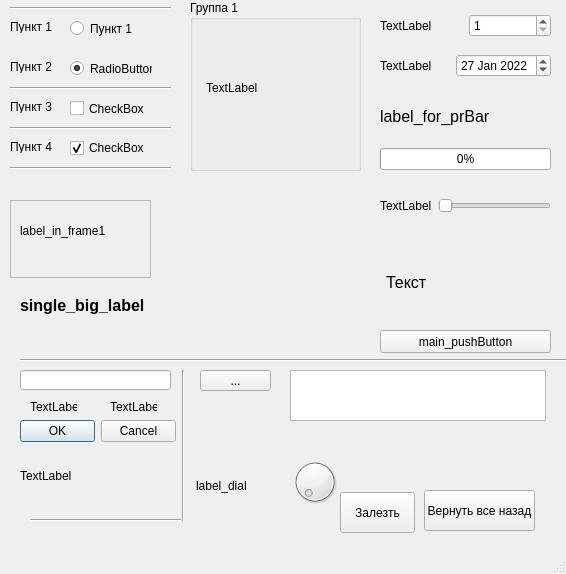
Qt form Python_bigtest_all.ui (RosNarodSport/LearningPython) before a commit.
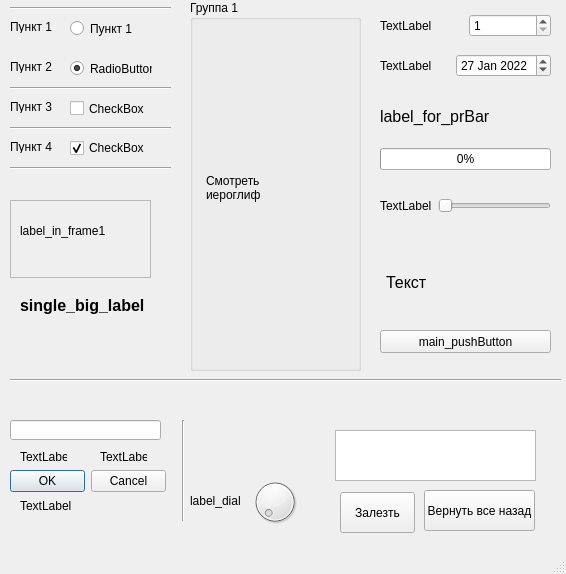
The same form after that commit. Icons and pictures are not drawn.

Commit message: Рабочая версия с показом одного элемента в окне с заданной задержкой. Что надо доработать - показ всех 7 элементов списка в одну колонку одновременно, потом через паузу - следующий набор

The edit to the form file:
```diff
--- a/Python_bigtest_all.ui
+++ b/Python_bigtest_all.ui
@@ -48,8 +48,8 @@
    <widget class="Line" name="line">
     <property name="geometry">
      <rect>
-      <x>20</x>
-      <y>350</y>
+      <x>10</x>
+      <y>370</y>
       <width>551</width>
       <height>20</height>
      </rect>
@@ -249,7 +249,7 @@
       <x>190</x>
       <y>0</y>
       <width>171</width>
-      <height>171</height>
+      <height>371</height>
      </rect>
     </property>
     <property name="title">
@@ -260,12 +260,13 @@
       <rect>
        <x>16</x>
        <y>22</y>
-       <width>131</width>
-       <height>131</height>
+       <width>141</width>
+       <height>331</height>
       </rect>
      </property>
      <property name="text">
-      <string>TextLabel</string>
+      <string>Смотреть 
+иероглиф</string>
      </property>
     </widget>
    </widget>
@@ -434,9 +435,9 @@
    <widget class="QLabel" name="label">
     <property name="geometry">
      <rect>
-      <x>190</x>
-      <y>180</y>
-      <width>191</width>
+      <x>340</x>
+      <y>370</y>
+      <width>201</width>
       <height>171</height>
      </rect>
     </property>
@@ -456,8 +457,8 @@
    <widget class="QDialogButtonBox" name="dialog_buttonBox_OK_Cancel">
     <property name="geometry">
      <rect>
-      <x>20</x>
-      <y>420</y>
+      <x>10</x>
+      <y>470</y>
       <width>156</width>
       <height>23</height>
      </rect>
@@ -472,8 +473,8 @@
    <widget class="QLabel" name="label_dialog_btnOK">
     <property name="geometry">
      <rect>
-      <x>30</x>
-      <y>400</y>
+      <x>20</x>
+      <y>450</y>
       <width>47</width>
       <height>13</height>
      </rect>
@@ -485,8 +486,8 @@
    <widget class="QLabel" name="label_dialog_btn_Cancel">
     <property name="geometry">
      <rect>
-      <x>110</x>
-      <y>400</y>
+      <x>100</x>
+      <y>450</y>
       <width>47</width>
       <height>13</height>
      </rect>
@@ -499,9 +500,9 @@
     <property name="geometry">
      <rect>
       <x>173</x>
-      <y>370</y>
+      <y>420</y>
       <width>20</width>
-      <height>151</height>
+      <height>101</height>
      </rect>
     </property>
     <property name="orientation">
@@ -526,25 +527,12 @@
      <string>Текст</string>
     </property>
    </widget>
-   <widget class="QToolButton" name="toolButton">
-    <property name="geometry">
-     <rect>
-      <x>200</x>
-      <y>370</y>
-      <width>71</width>
-      <height>21</height>
-     </rect>
-    </property>
-    <property name="text">
-     <string>...</string>
-    </property>
-   </widget>
    <widget class="QListView" name="listView">
     <property name="geometry">
      <rect>
-      <x>290</x>
-      <y>370</y>
-      <width>256</width>
+      <x>335</x>
+      <y>430</y>
+      <width>201</width>
       <height>51</height>
      </rect>
     </property>
@@ -552,8 +540,8 @@
    <widget class="QLineEdit" name="lineEdit">
     <property name="geometry">
      <rect>
-      <x>20</x>
-      <y>370</y>
+      <x>10</x>
+      <y>420</y>
       <width>151</width>
       <height>20</height>
      </rect>
@@ -563,7 +551,7 @@
     <property name="geometry">
      <rect>
       <x>20</x>
-      <y>460</y>
+      <y>490</y>
       <width>151</width>
       <height>31</height>
      </rect>
@@ -572,24 +560,11 @@
      <string>TextLabel</string>
     </property>
    </widget>
-   <widget class="Line" name="line_8">
-    <property name="geometry">
-     <rect>
-      <x>30</x>
-      <y>510</y>
-      <width>151</width>
-      <height>21</height>
-     </rect>
-    </property>
-    <property name="orientation">
-     <enum>Qt::Horizontal</enum>
-    </property>
-   </widget>
    <widget class="QDial" name="dial">
     <property name="geometry">
      <rect>
-      <x>290</x>
-      <y>450</y>
+      <x>250</x>
+      <y>470</y>
       <width>50</width>
       <height>64</height>
      </rect>
@@ -598,10 +573,10 @@
    <widget class="QLabel" name="label_dial">
     <property name="geometry">
      <rect>
-      <x>196</x>
-      <y>450</y>
-      <width>81</width>
-      <height>71</height>
+      <x>190</x>
+      <y>480</y>
+      <width>61</width>
+      <height>41</height>
      </rect>
     </property>
     <property name="text">
```
Left out of the diff: 36 changed lines with no effect on the pictures. The commit also changes 4 other files.
